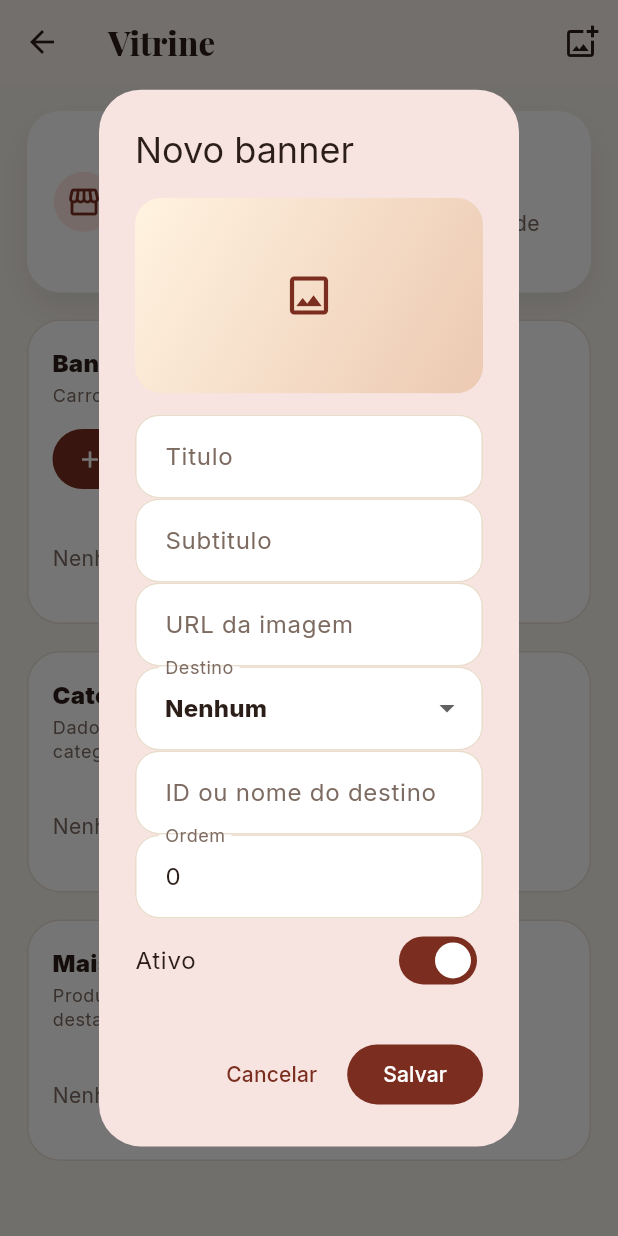
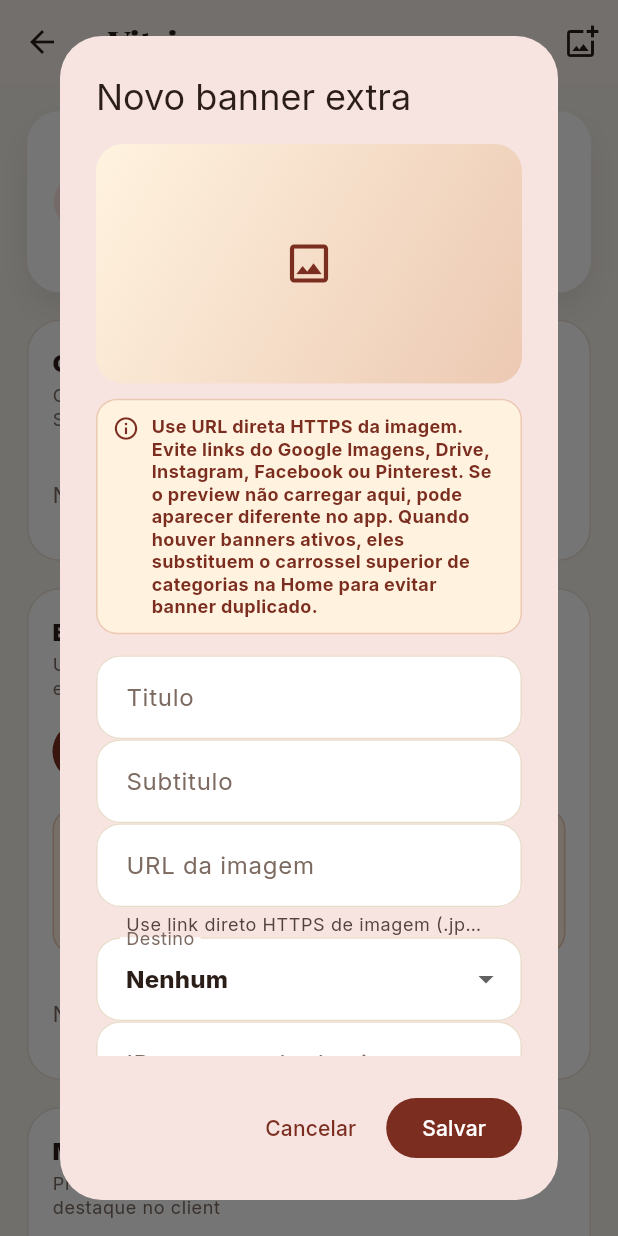
Before and after one commit to erickbritodesign-ai/rayssa-delivery, a Flutter app: the HomeVitrinePage screen opened directly, after a tap on the "add photo alternate" icon, on a phone screen of 412 x 824 dp. Run offline on Flutter 3.47's test engine with Material 3 defaults, Android fonts, the phone set to English and light mode, and no system bars; our stand-ins replace cloud_firestore, equatable, firebase_auth, firebase_core, flutter_riverpod, go_router and 2 more; accounts and stored records are empty; generated files the repository leaves out were written again.

Commit message:
fix: improve vitrine management and image handling

```diff
--- a/apps/admin/lib/features/home/presentation/pages/home_vitrine_page.dart
+++ b/apps/admin/lib/features/home/presentation/pages/home_vitrine_page.dart
@@ -30,7 +30,7 @@ class HomeVitrinePage extends ConsumerWidget {
         title: const Text('Vitrine'),
         actions: [
           IconButton(
-            tooltip: 'Novo banner',
+            tooltip: 'Novo banner extra',
             icon: const Icon(Icons.add_photo_alternate_outlined),
             onPressed: () => _showBannerDialog(context, ref),
           ),
@@ -45,19 +45,55 @@ class HomeVitrinePage extends ConsumerWidget {
               _IntroCard(
                 title: 'Home do aplicativo',
                 subtitle:
-                    'Controle banners, categorias e os produtos em destaque usando URLs de imagem.',
+                    'Controle o carrossel principal, campanhas extras e os produtos em destaque usando URLs de imagem.',
                 icon: Icons.storefront_outlined,
               ),
               const SizedBox(height: 18),
               _SectionCard(
-                title: 'Banners',
-                subtitle: 'Carrossel visual da Home',
-                actionLabel: 'Adicionar',
+                title: 'Carrossel principal da Home',
+                subtitle:
+                    'Controle os cards principais: Pastéis, Salgados, Bebidas e Doces.',
+                child: categoriesAsync.when(
+                  data: (categories) {
+                    final sorted = [...categories]
+                      ..sort((a, b) => a.sortOrder.compareTo(b.sortOrder));
+                    return sorted.isEmpty
+                        ? const _EmptyMessage(
+                            message: 'Nenhuma categoria cadastrada.',
+                          )
+                        : Column(
+                            children: [
+                              for (final category in sorted)
+                                _CategoryHomeTile(
+                                  category: category,
+                                  onEdit: () => _showCategoryHomeDialog(
+                                    context,
+                                    ref,
+                                    category,
+                                  ),
+                                ),
+                            ],
+                          );
+                  },
+                  loading: () => const _LoadingLine(),
+                  error: (e, _) => _EmptyMessage(message: 'Erro: $e'),
+                ),
+              ),
+              const SizedBox(height: 18),
+              _SectionCard(
+                title: 'Banners extras / campanhas',
+                subtitle: 'Use apenas para promoções ou avisos especiais.',
+                actionLabel: 'Adicionar campanha',
                 onAction: () => _showBannerDialog(context, ref),
-                child: bannersAsync.when(
+                child: Column(
+                  crossAxisAlignment: CrossAxisAlignment.start,
+                  children: [
+                    const _BannerUsageNotice(),
+                    const SizedBox(height: 12),
+                    bannersAsync.when(
                       data: (banners) => banners.isEmpty
                           ? const _EmptyMessage(
-                          message: 'Nenhum banner cadastrado ainda.',
+                              message: 'Nenhum banner extra cadastrado ainda.',
                             )
                           : Column(
                               children: [
@@ -85,35 +121,7 @@ class HomeVitrinePage extends ConsumerWidget {
                       loading: () => const _LoadingLine(),
                       error: (e, _) => _EmptyMessage(message: 'Erro: $e'),
                     ),
-              ),
-              const SizedBox(height: 18),
-              _SectionCard(
-                title: 'Categorias em destaque',
-                subtitle: 'Dados usados no carrossel de categorias',
-                child: categoriesAsync.when(
-                  data: (categories) {
-                    final sorted = [...categories]
-                      ..sort((a, b) => a.sortOrder.compareTo(b.sortOrder));
-                    return sorted.isEmpty
-                        ? const _EmptyMessage(
-                            message: 'Nenhuma categoria cadastrada.',
-                          )
-                        : Column(
-                            children: [
-                              for (final category in sorted)
-                                _CategoryHomeTile(
-                                  category: category,
-                                  onEdit: () => _showCategoryHomeDialog(
-                                    context,
-                                    ref,
-                                    category,
-                                  ),
-                                ),
                   ],
-                          );
-                  },
-                  loading: () => const _LoadingLine(),
-                  error: (e, _) => _EmptyMessage(message: 'Erro: $e'),
                 ),
               ),
               const SizedBox(height: 18),
@@ -182,7 +190,7 @@ class HomeVitrinePage extends ConsumerWidget {
       context: context,
       builder: (context) => StatefulBuilder(
         builder: (context, setState) => AlertDialog(
-          title: Text(banner == null ? 'Novo banner' : 'Editar banner'),
+          title: Text(banner == null ? 'Novo banner extra' : 'Editar banner extra'),
           content: ConstrainedBox(
             constraints: BoxConstraints(
               maxWidth: 440,
@@ -193,6 +201,8 @@ class HomeVitrinePage extends ConsumerWidget {
                 mainAxisSize: MainAxisSize.min,
                 children: [
                   _ImagePreview(imageUrl: imageUrl),
+                  const SizedBox(height: 10),
+                  const _ImageUrlHelp(),
                   const SizedBox(height: 14),
                   TextField(
                     controller: titleController,
@@ -206,6 +216,8 @@ class HomeVitrinePage extends ConsumerWidget {
                     controller: imageController,
                     decoration: const InputDecoration(
                       labelText: 'URL da imagem',
+                      helperText:
+                          'Use link direto HTTPS de imagem (.jpg, .png ou .webp).',
                     ),
                     keyboardType: TextInputType.url,
                     onChanged: (value) {
@@ -306,6 +318,8 @@ class HomeVitrinePage extends ConsumerWidget {
                 mainAxisSize: MainAxisSize.min,
                 children: [
                   _ImagePreview(imageUrl: imageUrl),
+                  const SizedBox(height: 10),
+                  const _ImageUrlHelp(),
                   const SizedBox(height: 14),
                   TextField(
                     controller: subtitleController,
@@ -317,6 +331,8 @@ class HomeVitrinePage extends ConsumerWidget {
                     controller: imageController,
                     decoration: const InputDecoration(
                       labelText: 'URL da imagem',
+                      helperText:
+                          'Use link direto HTTPS de imagem (.jpg, .png ou .webp).',
                     ),
                     keyboardType: TextInputType.url,
                     onChanged: (value) {
@@ -407,6 +423,8 @@ class HomeVitrinePage extends ConsumerWidget {
                   _ImagePreview(
                     imageUrl: imageUrl.isEmpty ? product.imageUrl : imageUrl,
                   ),
+                  const SizedBox(height: 10),
+                  const _ImageUrlHelp(),
                   const SizedBox(height: 14),
                   SwitchListTile(
                     contentPadding: EdgeInsets.zero,
@@ -430,6 +448,8 @@ class HomeVitrinePage extends ConsumerWidget {
                     decoration: const InputDecoration(
                       labelText: 'URL da imagem de destaque',
                       hintText: 'Opcional. Se vazio, usa a imagem do produto.',
+                      helperText:
+                          'Evite links do Google Imagens, Drive, Instagram ou Pinterest.',
                     ),
                     keyboardType: TextInputType.url,
                     onChanged: (value) {
@@ -532,6 +552,46 @@ class _IntroCard extends StatelessWidget {
                       ),
                 ),
               ],
+            ),
+          ),
+        ],
+      ),
+    );
+  }
+}
+
+
+class _BannerUsageNotice extends StatelessWidget {
+  const _BannerUsageNotice();
+
+  @override
+  Widget build(BuildContext context) {
+    return Container(
+      width: double.infinity,
+      padding: const EdgeInsets.all(10),
+      decoration: BoxDecoration(
+        color: const Color(0xFFFFF3E0),
+        borderRadius: BorderRadius.circular(14),
+        border: Border.all(color: const Color(0xFFECC9B2)),
+      ),
+      child: const Row(
+        crossAxisAlignment: CrossAxisAlignment.start,
+        children: [
+          Icon(
+            Icons.campaign_outlined,
+            color: Color(0xFF7B2E1F),
+            size: 18,
+          ),
+          SizedBox(width: 8),
+          Expanded(
+            child: Text(
+              'Para o uso normal, edite o carrossel principal acima. Use banners extras apenas para promoções. Se houver banners ativos, eles podem substituir o carrossel principal no topo da Home para evitar duplicidade.',
+              style: TextStyle(
+                color: Color(0xFF7B2E1F),
+                fontSize: 12,
+                fontWeight: FontWeight.w700,
+                height: 1.25,
+              ),
             ),
           ),
         ],
@@ -862,14 +922,135 @@ class _ImageOrPlaceholder extends StatelessWidget {
   @override
   Widget build(BuildContext context) {
     final url = imageUrl?.trim();
-    if (url != null && url.isNotEmpty) {
+    if (url == null || url.isEmpty) {
+      return const _ImagePlaceholder();
+    }
+
+    if (!_isProbablyUsableImageUrl(url)) {
+      return const _ImageUrlProblem(
+        message:
+            'URL parece ser página/link indireto. Use um link direto HTTPS de imagem.',
+      );
+    }
+
     return Image.network(
       url,
       fit: BoxFit.cover,
-        errorBuilder: (_, __, ___) => const _ImagePlaceholder(),
+      errorBuilder: (_, __, ___) => const _ImageUrlProblem(
+        message:
+            'Não foi possível carregar esta imagem. Troque por uma URL direta HTTPS.',
+      ),
     );
   }
-    return const _ImagePlaceholder();
+}
+
+bool _isProbablyUsableImageUrl(String url) {
+  final uri = Uri.tryParse(url.trim());
+  if (uri == null || !uri.hasScheme || uri.scheme.toLowerCase() != 'https') {
+    return false;
+  }
+
+  final host = uri.host.toLowerCase();
+  const blockedHosts = [
+    'google.com',
+    'www.google.com',
+    'images.google.com',
+    'drive.google.com',
+    'instagram.com',
+    'www.instagram.com',
+    'facebook.com',
+    'www.facebook.com',
+    'pinterest.com',
+    'br.pinterest.com',
+    'www.pinterest.com',
+  ];
+
+  if (blockedHosts.any((blocked) => host == blocked || host.endsWith('.$blocked'))) {
+    return false;
+  }
+
+  return true;
+}
+
+class _ImageUrlHelp extends StatelessWidget {
+  const _ImageUrlHelp();
+
+  @override
+  Widget build(BuildContext context) {
+    return Container(
+      width: double.infinity,
+      padding: const EdgeInsets.all(10),
+      decoration: BoxDecoration(
+        color: const Color(0xFFFFF3E0),
+        borderRadius: BorderRadius.circular(14),
+        border: Border.all(color: const Color(0xFFECC9B2)),
+      ),
+      child: const Row(
+        crossAxisAlignment: CrossAxisAlignment.start,
+        children: [
+          Icon(
+            Icons.info_outline,
+            color: Color(0xFF7B2E1F),
+            size: 18,
+          ),
+          SizedBox(width: 8),
+          Expanded(
+            child: Text(
+              'Use URL direta HTTPS da imagem. Evite links do Google Imagens, Drive, Instagram, Facebook ou Pinterest. Se o preview não carregar aqui, pode aparecer diferente no app. Quando houver banners ativos, eles substituem o carrossel superior de categorias na Home para evitar banner duplicado.',
+              style: TextStyle(
+                color: Color(0xFF7B2E1F),
+                fontSize: 12,
+                fontWeight: FontWeight.w700,
+                height: 1.25,
+              ),
+            ),
+          ),
+        ],
+      ),
+    );
+  }
+}
+
+class _ImageUrlProblem extends StatelessWidget {
+  const _ImageUrlProblem({required this.message});
+
+  final String message;
+
+  @override
+  Widget build(BuildContext context) {
+    return Container(
+      padding: const EdgeInsets.all(12),
+      decoration: const BoxDecoration(
+        gradient: LinearGradient(
+          begin: Alignment.topLeft,
+          end: Alignment.bottomRight,
+          colors: [Color(0xFFFFF3E0), Color(0xFFECC9B2)],
+        ),
+      ),
+      child: Column(
+        mainAxisAlignment: MainAxisAlignment.center,
+        children: [
+          const Icon(
+            Icons.broken_image_outlined,
+            color: Color(0xFF7B2E1F),
+            size: 30,
+          ),
+          const SizedBox(height: 8),
+          Text(
+            message,
+            textAlign: TextAlign.center,
+            maxLines: 4,
+            overflow: TextOverflow.ellipsis,
+            style: const TextStyle(
+              color: Color(0xFF7B2E1F),
+              fontSize: 12,
+              fontWeight: FontWeight.w800,
+              height: 1.2,
+            ),
+          ),
+        ],
+      ),
+    );
   }
 }
 
--- a/apps/client/lib/features/menu/presentation/pages/home_page.dart
+++ b/apps/client/lib/features/menu/presentation/pages/home_page.dart
@@ -174,7 +174,7 @@ class _HomePageState extends ConsumerState<HomePage> {
                         ),
                       ),
                       const SizedBox(height: 18),
-                    ],
+                    ] else ...[
                       Padding(
                         padding: const EdgeInsets.fromLTRB(20, 10, 20, 0),
                         child: _CategoryCarousel(
@@ -182,6 +182,7 @@ class _HomePageState extends ConsumerState<HomePage> {
                           onSelected: _selectCategoryAndScroll,
                         ),
                       ),
+                    ],
                     Padding(
                       padding: const EdgeInsets.fromLTRB(20, 24, 20, 10),
                       child: const _SectionHeader(
@@ -1885,7 +1886,9 @@ class _PhotoSurface extends StatelessWidget {
 
   @override
   Widget build(BuildContext context) {
-    final url = imageUrl ?? photo?.url;
+    final url = imageUrl?.trim().isNotEmpty == true
+        ? imageUrl!.trim()
+        : photo?.url;
 
     if (url != null && url.isNotEmpty) {
       return Image.network(
```
Lines whose indentation alone changed are shown as unchanged.
